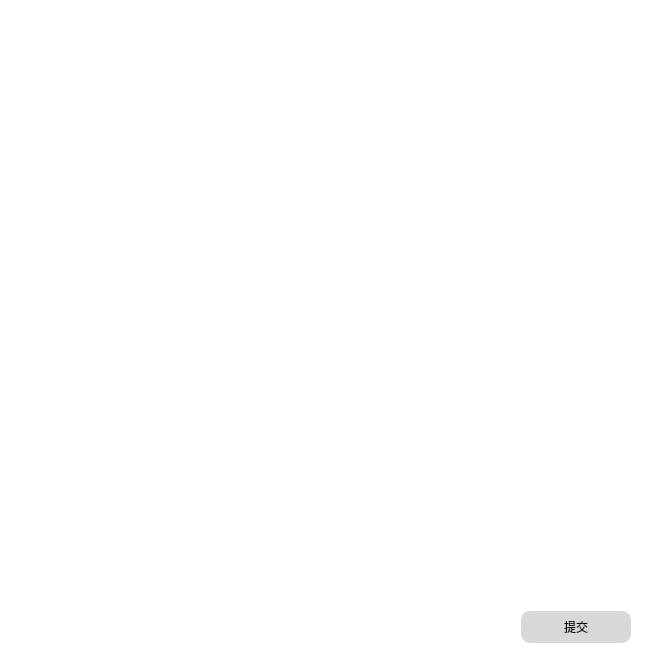
Qt form user_center.ui (lyh9909/OrderSystem) before a commit.
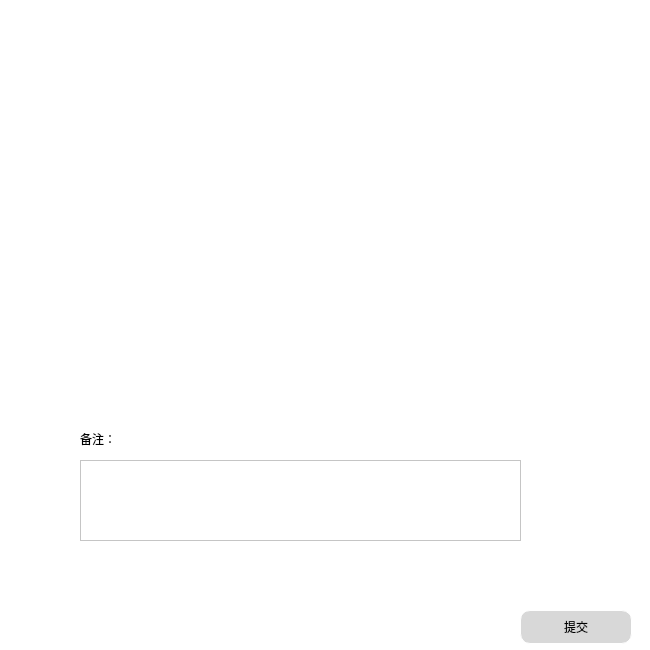
The same form after that commit. Icons and pictures are not drawn.

Commit message: commit order to sql

```diff
--- a/user_center.ui
+++ b/user_center.ui
@@ -22,7 +22,7 @@
      <x>89</x>
      <y>70</y>
      <width>431</width>
-     <height>530</height>
+     <height>321</height>
     </rect>
    </property>
    <property name="styleSheet">
@@ -101,6 +101,33 @@
     <string>提交</string>
    </property>
   </widget>
+  <widget class="QTextEdit" name="orderMark">
+   <property name="geometry">
+    <rect>
+     <x>80</x>
+     <y>460</y>
+     <width>441</width>
+     <height>81</height>
+    </rect>
+   </property>
+   <property name="styleSheet">
+    <string notr="true">
+</string>
+   </property>
+  </widget>
+  <widget class="QLabel" name="markLabel">
+   <property name="geometry">
+    <rect>
+     <x>80</x>
+     <y>430</y>
+     <width>81</width>
+     <height>18</height>
+    </rect>
+   </property>
+   <property name="text">
+    <string>备注：</string>
+   </property>
+  </widget>
  </widget>
  <resources/>
  <connections/>
```
The commit also changes 12 other files.
